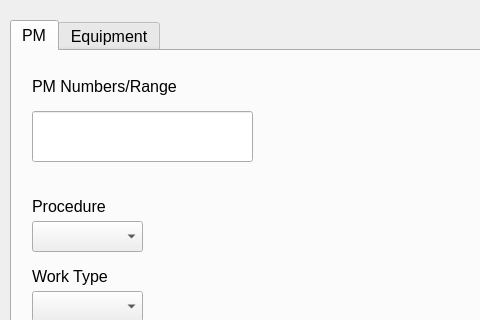
Old version of the form main.ui in the repository Simonfu28/Azzier-Automater; both pictures show x 0 to 480 and y 0 to 320 of the 767 by 668 pixel window.
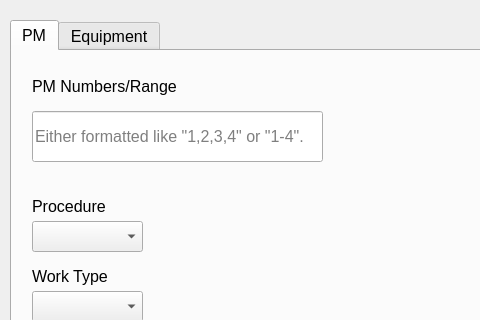
New version of the form.

```diff
--- a/main.ui
+++ b/main.ui
@@ -367,10 +367,16 @@
       <rect>
        <x>20</x>
        <y>60</y>
-       <width>221</width>
+       <width>291</width>
        <height>51</height>
       </rect>
      </property>
+     <property name="toolTip">
+      <string/>
+     </property>
+     <property name="placeholderText">
+      <string>Either formatted like &quot;1,2,3,4&quot; or &quot;1-4&quot;.</string>
+     </property>
     </widget>
    </widget>
    <widget class="QWidget" name="Equipment">
```
Left out of the diff: 39 changed lines with no effect on the pictures.
